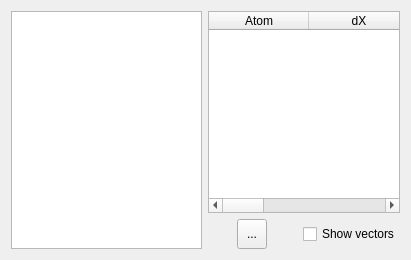
The window that src/gui/vibrations.ui (trisyoungs/aten) describes before a commit, drawn with Qt 5.
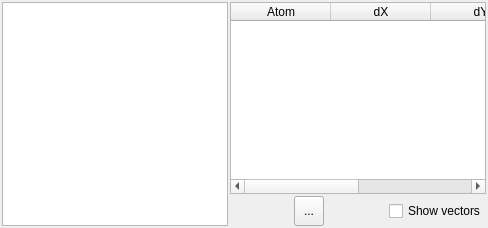
The same window after the commit. Icons and pictures are not drawn.

Commit message: Replaced 'bool Model::renderFromSelf_' with an enummed Model::renderSource_ comprising model, trajectory, and vibration flags. Updated Vibrations window. Renamed many trajectory-related variables and functions in Model to explicitly separate them from potential new functions related to vibration frames. Added 'intensity' and 'rmass' accessors to Vibration variable. Heavily updated gamess filter to read un basis set, MO, and vibrations data.

Diff of the .ui file:
```diff
--- a/src/gui/vibrations.ui
+++ b/src/gui/vibrations.ui
@@ -1,13 +1,13 @@
 <?xml version="1.0" encoding="UTF-8"?>
 <ui version="4.0">
  <class>VibrationsDialog</class>
- <widget class="QDialog" name="VibrationsDialog">
-  <property name="geometry">
+ <widget class="QDialog" name="VibrationsDialog" >
+  <property name="geometry" >
    <rect>
     <x>0</x>
     <y>0</y>
-    <width>411</width>
-    <height>260</height>
+    <width>488</width>
+    <height>228</height>
    </rect>
   </property>
   <property name="windowTitle">
@@ -17,10 +17,28 @@
    <iconset resource="icons.qrc">
     <normaloff>:/stackicons/icons/stack_build.svg</normaloff>:/stackicons/icons/stack_build.svg</iconset>
   </property>
-  <layout class="QHBoxLayout" name="horizontalLayout_2">
+  <layout class="QHBoxLayout" name="horizontalLayout_2" >
+   <property name="spacing" >
+    <number>2</number>
+   </property>
+   <property name="margin" >
+    <number>2</number>
+   </property>
    <item>
-    <widget class="QListWidget" name="VibrationsList">
-     <property name="selectionBehavior">
+    <widget class="QListWidget" name="VibrationsList" >
+     <property name="sizePolicy" >
+      <sizepolicy vsizetype="Expanding" hsizetype="Expanding" >
+       <horstretch>3</horstretch>
+       <verstretch>0</verstretch>
+      </sizepolicy>
+     </property>
+     <property name="sizeIncrement" >
+      <size>
+       <width>0</width>
+       <height>0</height>
+      </size>
+     </property>
+     <property name="selectionBehavior" >
       <enum>QAbstractItemView::SelectRows</enum>
      </property>
     </widget>
@@ -28,8 +46,20 @@
    <item>
     <layout class="QVBoxLayout" name="verticalLayout">
      <item>
-      <widget class="QTableWidget" name="DisplacementsTable">
-       <property name="selectionMode">
+      <widget class="QTableWidget" name="DisplacementsTable" >
+       <property name="sizePolicy" >
+        <sizepolicy vsizetype="Expanding" hsizetype="Expanding" >
+         <horstretch>10</horstretch>
+         <verstretch>0</verstretch>
+        </sizepolicy>
+       </property>
+       <property name="sizeIncrement" >
+        <size>
+         <width>1</width>
+         <height>0</height>
+        </size>
+       </property>
+       <property name="selectionMode" >
         <enum>QAbstractItemView::SingleSelection</enum>
        </property>
        <property name="selectionBehavior">
```
Left out of the diff: 55 changed lines with no effect on the pictures. The commit also changes 28 other files.
